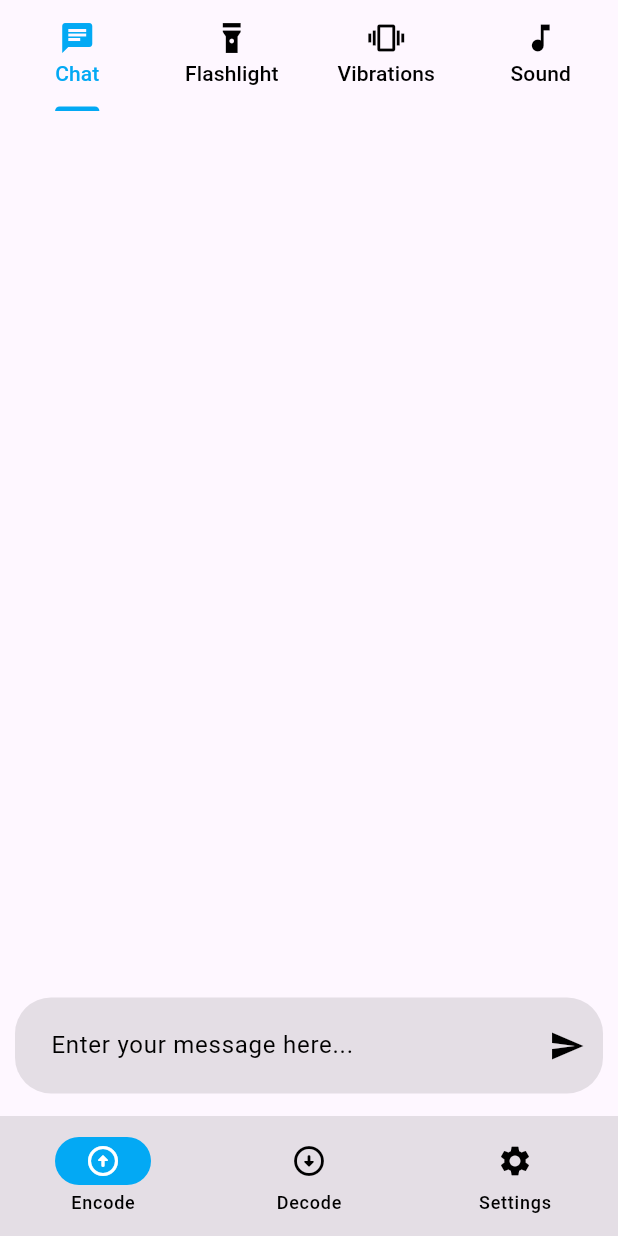
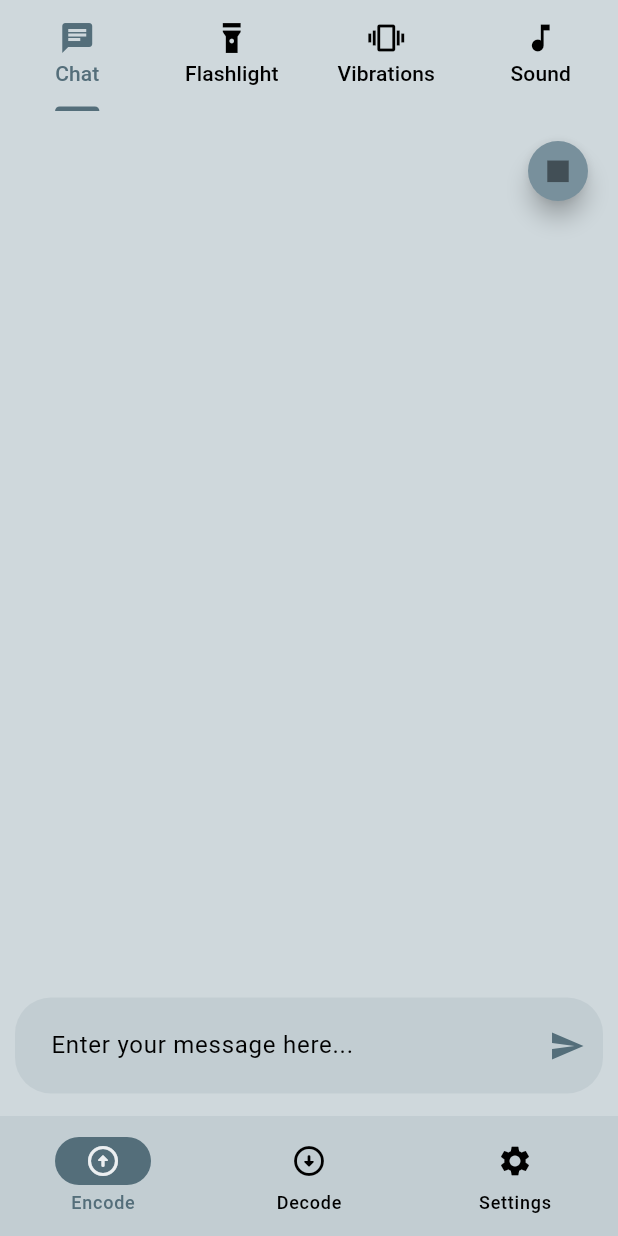
Before and after one commit to Lukas249/Morse-Code, a Flutter app: the screen it shows after launch, on a phone screen of 412 x 824 dp. Run offline on Flutter 3.47's test engine with Material 3 defaults, Android fonts, the phone set to English and light mode, and no system bars; our stand-ins replace audioplayers, camera, fluttertoast, permission_handler, vibration; missing offline and left inert: flutter_sound, noise_meter, torch_light.

Commit message:
Feat: added stop button and logic, implemented themes

```diff
--- a/lib/pages/components/basic_chat.dart
+++ b/lib/pages/components/basic_chat.dart
@@ -1,4 +1,6 @@
 import 'package:flutter/material.dart';
+
+
 
 class BasicChat extends StatefulWidget {
   final List<Widget> messagesList;
@@ -67,7 +69,7 @@ class BasicChatState extends State<BasicChat> {
                     onPressed: () {
                       submitMessage(context);
                     },
-                    icon: const Icon(Icons.send)),
+                  icon: Icon(Icons.send, color: theme.colorScheme.primary)),
               ),
             ),
           ],
--- a/lib/pages/encode/encode_screen.dart
+++ b/lib/pages/encode/encode_screen.dart
@@ -1,6 +1,5 @@
 import 'package:audioplayers/audioplayers.dart';
 import 'package:flutter/material.dart';
-
 import 'package:fluttertoast/fluttertoast.dart';
 import 'package:morse_code/pages/components/basic_chat.dart';
 
@@ -71,11 +70,14 @@ class EncodeScreenState extends State<EncodeScreen> with SingleTickerProviderSta
     MorseCodeOptions.sound: soundTransmitter
   };
 
+
   // currently selected option
   MorseCodeOptions morseCodeOption = MorseCodeOptions.chat;
 
   // messages history
   List<Message> messagesList = [];
+
+
 
   @override
   void initState() {
@@ -148,6 +150,7 @@ class EncodeScreenState extends State<EncodeScreen> with SingleTickerProviderSta
   Widget build(BuildContext context) {
     return Column(
       children: [
+        // TabBar
         Container(
           child: TabBar(
             tabs: List.generate(
@@ -155,17 +158,41 @@ class EncodeScreenState extends State<EncodeScreen> with SingleTickerProviderSta
                   (index) =>
                   Tab(
                     text: tabsNames[index],
-                    icon: Icon(tabsIcons[index], ),
+                    icon: Icon(
+                      tabsIcons[index],
+                    ),
                   ),
             ),
             controller: _tabController,
             dividerColor: Colors.transparent,
           ),
         ),
+        // Loop button below the TabBar
+        Padding(
+          padding: const EdgeInsets.all(16.0),
+          child: Align(
+            alignment: Alignment.topRight,
+            child: FloatingActionButton(
+              onPressed: () {
+                morseCodeTransmitOptions[morseCodeOption]?.stopTransmission();
+              },
+
+              shape: RoundedRectangleBorder(
+                borderRadius: BorderRadius.circular(70)
+              ),
+              mini: true,
+              child: const Icon(
+                Icons.stop,
+                size: 29,
+              ),
+            ),
+          ),
+        ),
+        // Expanded chat section below the Loop button
         Expanded(
           child: BasicChat(
-              messagesList: messagesList,
-              onSubmitMessage: onSubmitMessage
+            messagesList: messagesList,
+            onSubmitMessage: onSubmitMessage,
           ),
         ),
       ],
--- a/lib/provider/theme_provider.dart
+++ b/lib/provider/theme_provider.dart
@@ -1,23 +1,36 @@
 import 'package:flutter/material.dart';
+
 
 ThemeData lightTheme = ThemeData.light().copyWith(
   colorScheme: const ColorScheme.light().copyWith(
-        primary: Colors.lightBlue,
-        onPrimary: Colors.white,
+    primary: Colors.blueGrey[600],
+    onPrimary: Colors.blueGrey[50],
+    onSurface: Colors.blueGrey[600],
   ),
+  scaffoldBackgroundColor: Colors.blueGrey[100],
   iconTheme: const IconThemeData(
-      color: Colors.black
-    )
+    color: Colors.black,
+  ),
+  floatingActionButtonTheme: FloatingActionButtonThemeData(
+    backgroundColor: Colors.blueGrey[400],
+    foregroundColor: Colors.black45
+  ),
 );
 
 ThemeData darkTheme = ThemeData.dark().copyWith(
   colorScheme: const ColorScheme.dark().copyWith(
-        primary: Colors.lightBlue,
-        onPrimary: Colors.white,
+    primary: Colors.blueGrey[800],
+    onPrimary: Colors.blueGrey[400],
+    onSurface: Colors.blueGrey[800],
   ),
+  scaffoldBackgroundColor: Colors.black45,
   iconTheme: const IconThemeData(
-      color: Colors.white
-    )
+    color: Colors.white,
+  ),
+  floatingActionButtonTheme:  FloatingActionButtonThemeData(
+    backgroundColor: Colors.blueGrey[800],
+    foregroundColor: Colors.white70
+  ),
 );
 
 class ThemeProvider extends ChangeNotifier {
```
Also changed, not shown: lib/pages/decode/sound/sound_screen.dart (+5 -4 lines), lib/pages/encode/transmit_morse_code.dart (+29 -9 lines), 1 other file. Lines whose indentation alone changed are shown as unchanged.
